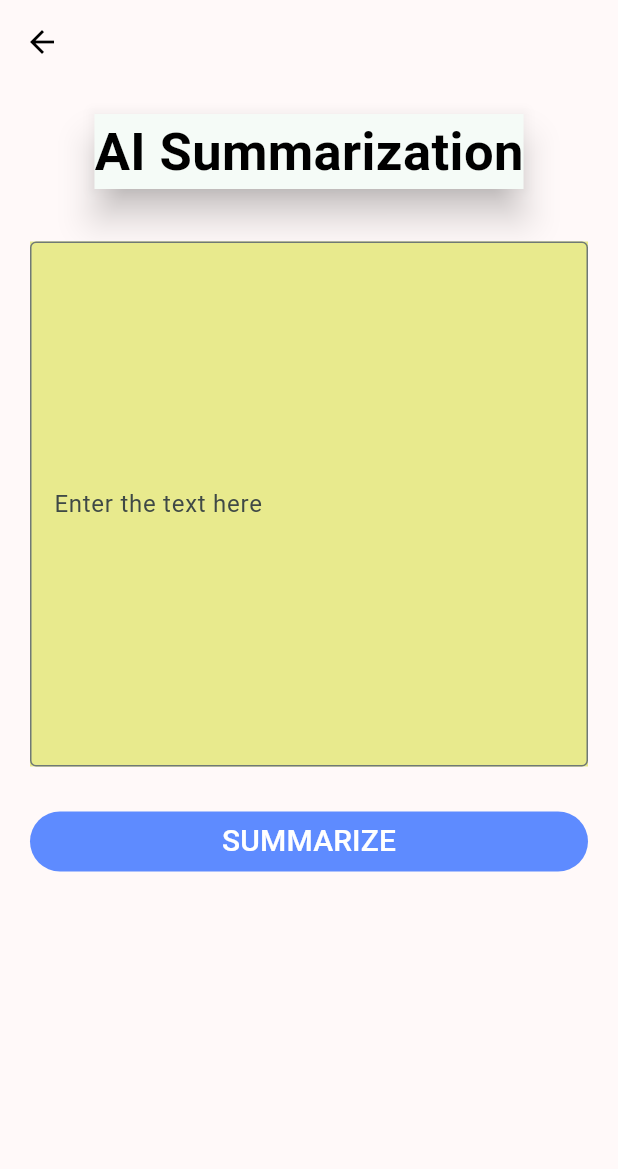
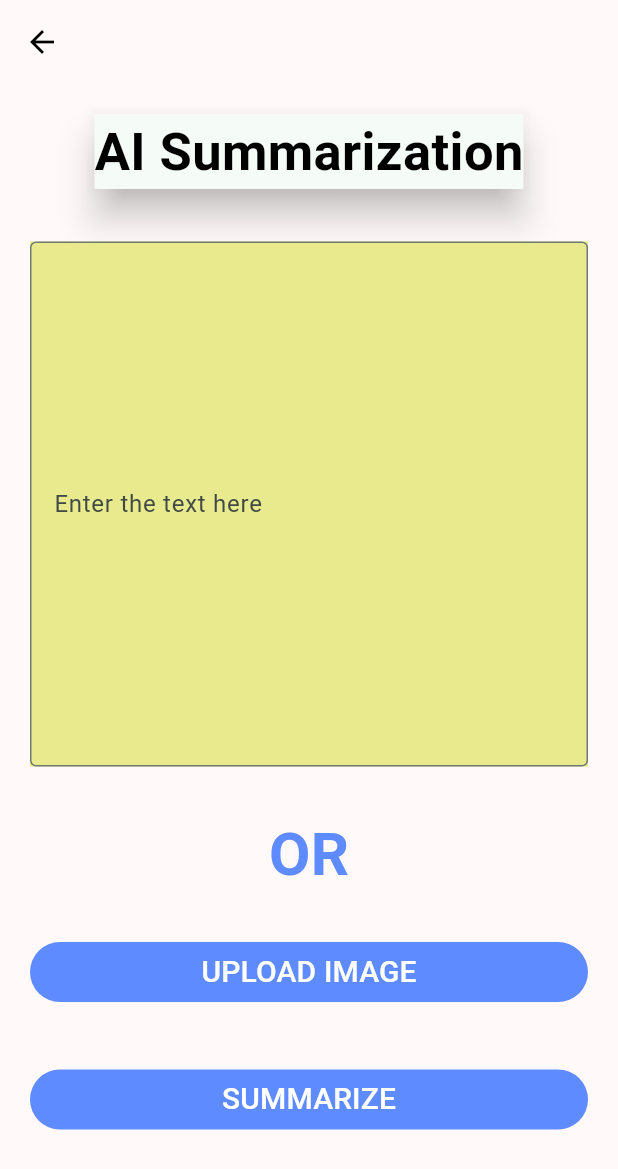
Before and after one commit to Andrewaziz99/Graduation_Project_Tarikhna, a Flutter app: the AiInputScreen screen opened directly, on a phone screen of 412 x 824 dp. Shown: the top 1169 px of the screen. Run offline on Flutter 3.47's test engine with Material 3 defaults, Android fonts, the phone set to English and light mode, and no system bars; our stand-ins replace awesome_dialog, bloc, card_swiper, cherry_toast, circular_countdown_timer, conditional_builder_null_safety and 8 more; missing offline and left inert: ar_flutter_plugin, flutter_tesseract_ocr, model_viewer_plus; accounts and stored records are empty; network calls fail; Roboto replaces fonts that are missing (JacquesFrancois, Jannah).

Commit message:
Add OCR feature

```diff
--- a/Flutter App/Tarikhna/lib/modules/ai/ai_input_screen.dart
+++ b/Flutter App/Tarikhna/lib/modules/ai/ai_input_screen.dart
@@ -1,7 +1,11 @@
+import 'dart:io';
+
 import 'package:cherry_toast/cherry_toast.dart';
 import 'package:cherry_toast/resources/arrays.dart';
+import 'package:file_picker/file_picker.dart';
 import 'package:flutter/material.dart';
 import 'package:flutter_bloc/flutter_bloc.dart';
+import 'package:flutter_tesseract_ocr/flutter_tesseract_ocr.dart';
 import 'package:hexcolor/hexcolor.dart';
 import 'package:tarikhna/modules/ai/Navigation_Screen.dart';
 import 'package:tarikhna/modules/ai/ai_output_screen.dart';
@@ -14,6 +18,8 @@ class AiInputScreen extends StatelessWidget {
 
   AiInputScreen({super.key});
 
+  String fileName = '';
+  String extractedText = '';
   // var cubit = AppCubit.get(context);
 
   @override
@@ -82,6 +88,43 @@ class AiInputScreen extends StatelessWidget {
                 const SizedBox(
                   height: 30.0,
                 ),
+                Text("OR",
+                    style: TextStyle(
+                        fontSize: 40.0,
+                        fontWeight: FontWeight.bold,
+                        color: HexColor('5E8BFF'))),
+                const SizedBox(
+                  height: 30.0,
+                ),
+                defaultButton(
+                    background: HexColor('5E8BFF'),
+                    // background: HexColor("5E8BFF"),
+                    radius: 20.0,
+                    fSize: 20.0,
+                    function: () async{
+                      FilePickerResult? result = await FilePicker.platform.pickFiles();
+                      if (result != null) {
+                        File file = File(result.files.single.path!);
+                        fileName = file.path;
+                        print(fileName);
+                        extractedText = await extractTextFromImg(file.path);
+                        inputTextController.text = extractedText;
+                        print(extractedText);
+                      } else {
+                        // User canceled the picker
+                      }
+                    }, text: 'Upload Image'),
+                const SizedBox(
+                  height: 15.0,
+                ),
+                //horizontl line
+                // Container(
+                //   height: 1,
+                //   color: HexColor('5E8BFF'),
+                // ),
+                const SizedBox(
+                  height: 30.0,
+                ),
                 defaultButton(
                   function: () {
                     AICubit.get(context)
@@ -114,4 +157,22 @@ class AiInputScreen extends StatelessWidget {
       );
     });
   }
+
+  Future<String> extractTextFromImg(String pdfPath) async {
+    // Directory appDocDir = await getApplicationDocumentsDirectory();
+    // String tessDataDirPath = '${appDocDir.path}/tessdata';
+
+    // Specify the language(s) used for OCR (e.g., 'eng' for English)
+    List<String> languages = ['ara', 'eng'];
+
+
+    // final Uint8List bytes = pdfPath.buffer.asUint8List();
+    // Perform OCR on the PDF file
+    String extractedText = await FlutterTesseractOcr.extractText(
+      pdfPath,
+      language: languages.first,);
+
+    return extractedText;
+  }
+
 }
```
